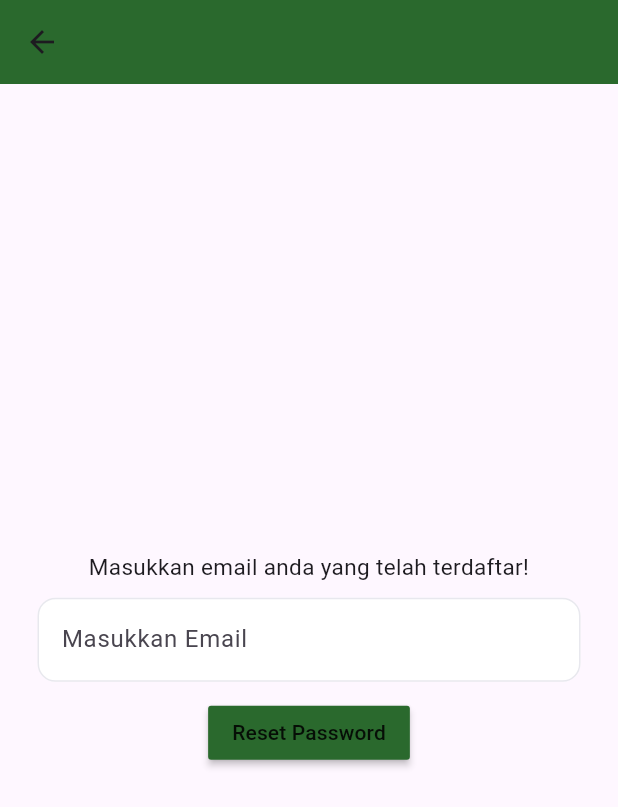
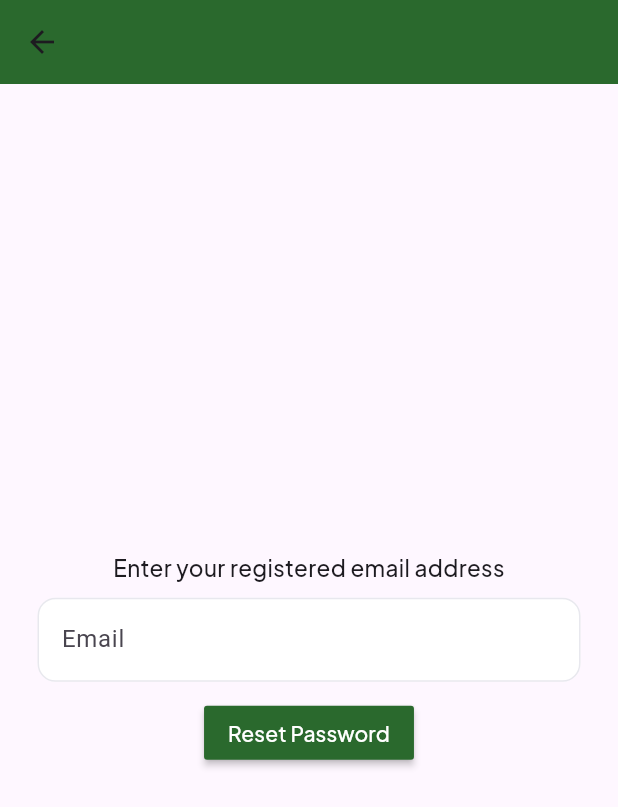
Before and after one commit to nbhan21/Cli-mate, a Flutter app: the ForgotPasswordPage screen opened directly, on a phone screen of 412 x 824 dp. Shown: the top 807 px of the screen. Run offline on Flutter 3.47's test engine with Material 3 defaults, Android fonts, the phone set to English and light mode, and no system bars; our stand-ins replace cloud_firestore, firebase_auth, firebase_core; accounts and stored records are empty.

```diff
--- a/bismillahWin/lib/Login Page Procedure/forgot_password_page.dart
+++ b/bismillahWin/lib/Login Page Procedure/forgot_password_page.dart
@@ -31,7 +31,10 @@ class _ForgotPasswordPageState extends State<ForgotPasswordPage> {
         context: context,
         builder: (context){
           return const AlertDialog(
-            content: Text('Link untuk reset password telah dikirim ke email!'),
+            content: Text('Password reset link has been sent to your email!',
+            style: TextStyle(
+              fontFamily: 'PlusJakartaSans',
+            ),),
           );
       });
     } on FirebaseAuthException catch (e) {
@@ -40,7 +43,10 @@ class _ForgotPasswordPageState extends State<ForgotPasswordPage> {
         context: context,
         builder: (context){
           return AlertDialog(
-            content: Text(e.message.toString()),
+            content: Text(e.message.toString(),
+            style: const TextStyle(
+              fontFamily: 'PlusJakartaSans',
+            ),),
           );
       });
     }
@@ -59,9 +65,11 @@ class _ForgotPasswordPageState extends State<ForgotPasswordPage> {
         children: [
           const Padding(
             padding: EdgeInsets.symmetric(horizontal: 25.0),
-            child: Text('Masukkan email anda yang telah terdaftar!',
+            child: Text('Enter your registered email address',
             textAlign: TextAlign.center,
-            style: TextStyle(fontSize: 15),
+            style: TextStyle(
+              fontFamily: 'PlusJakartaSans',
+              fontSize: 15),
             ),
           ),
           const SizedBox(height: 10),
@@ -80,7 +88,7 @@ class _ForgotPasswordPageState extends State<ForgotPasswordPage> {
                         borderSide: const BorderSide(color: Color.fromARGB(255, 42, 105, 45)),
                         borderRadius: BorderRadius.circular(12)
                       ),
-                          hintText: 'Masukkan Email',
+                          hintText: 'Email',
                           fillColor: const Color.fromARGB(255, 255, 255, 255),
                           filled: true,
                       ),
@@ -93,7 +101,11 @@ class _ForgotPasswordPageState extends State<ForgotPasswordPage> {
                   MaterialButton(
                     onPressed: () => passwordReset(context),
                     color: const Color.fromARGB(255, 42, 105, 45),
-                    child: const Text('Reset Password'),
+                    child: const Text('Reset Password',
+                    style: TextStyle(
+                      color: Colors.white,
+                      fontFamily: 'PlusJakartaSans',
+                    ),),
 
                   )
         ],
--- a/bismillahWin/lib/Login Page Procedure/login_page.dart
+++ b/bismillahWin/lib/Login Page Procedure/login_page.dart
@@ -55,7 +55,7 @@ Future signIn() async {
       context: context,
       builder: (context) {
         return AlertDialog(
-          content: Text(e.message.toString()),
+          content: Text(e.message.toString(), style: TextStyle(fontFamily: 'PlusJakartaSans', ),),
         );
       },
     );
```
Also changed, not shown: bismillahWin/lib/Login Page Procedure/register_page.dart (+2 -6 lines).
